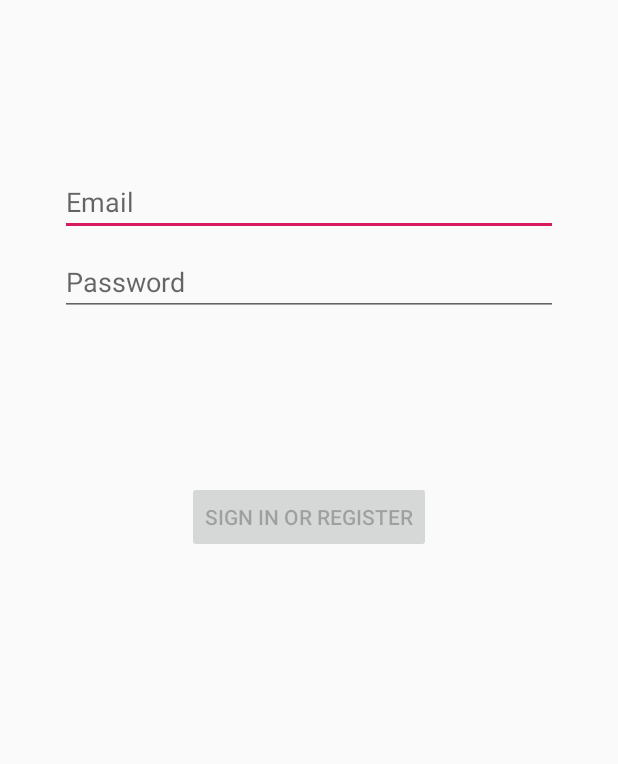
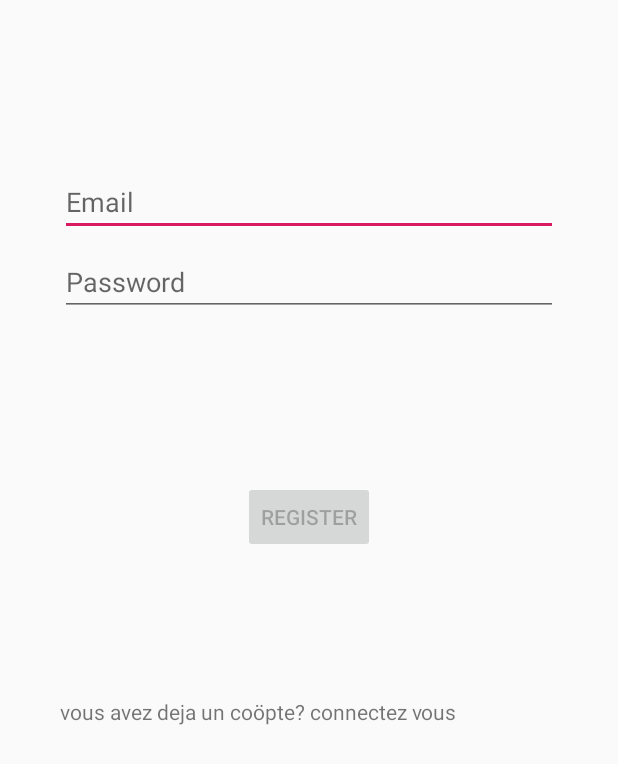
Before and after one commit to ymrabti/lauiriatsmobileapp, an Android app: the layout activity_register.xml on its own in the app's theme, with its tools: preview values and no code run, on a phone screen of 412 x 824 dp. Shown: the top 764 px of the screen. Run offline under Robolectric (Android 15) with nearby library versions, the phone set to English and light mode, and no system bars.

Commit message:
register

```diff
--- a/app/src/main/res/layout/activity_register.xml
+++ b/app/src/main/res/layout/activity_register.xml
@@ -9,10 +9,10 @@
     android:paddingTop="@dimen/activity_vertical_margin"
     android:paddingRight="@dimen/activity_horizontal_margin"
     android:paddingBottom="@dimen/activity_vertical_margin"
-    tools:context=".ui.login.RegisterActivity">
+    tools:context=".ui.register.RegisterActivity">
 
     <EditText
-        android:id="@+id/username"
+        android:id="@+id/usernamename"
         android:layout_width="0dp"
         android:layout_height="wrap_content"
         android:layout_marginStart="24dp"
@@ -27,7 +27,7 @@
         app:layout_constraintTop_toTopOf="parent" />
 
     <EditText
-        android:id="@+id/password"
+        android:id="@+id/passwordword"
         android:layout_width="0dp"
         android:layout_height="wrap_content"
         android:layout_marginStart="24dp"
@@ -41,10 +41,10 @@
         android:selectAllOnFocus="true"
         app:layout_constraintEnd_toEndOf="parent"
         app:layout_constraintStart_toStartOf="parent"
-        app:layout_constraintTop_toBottomOf="@+id/username" />
+        app:layout_constraintTop_toBottomOf="@+id/usernamename" />
 
     <Button
-        android:id="@+id/login"
+        android:id="@+id/register"
         android:layout_width="wrap_content"
         android:layout_height="wrap_content"
         android:layout_gravity="start"
@@ -53,15 +53,15 @@
         android:layout_marginEnd="48dp"
         android:layout_marginBottom="64dp"
         android:enabled="false"
-        android:text="@string/action_sign_in"
+        android:text="@string/action_register"
         app:layout_constraintBottom_toBottomOf="parent"
         app:layout_constraintEnd_toEndOf="parent"
         app:layout_constraintStart_toStartOf="parent"
-        app:layout_constraintTop_toBottomOf="@+id/password"
+        app:layout_constraintTop_toBottomOf="@+id/passwordword"
         app:layout_constraintVertical_bias="0.2" />
 
     <ProgressBar
-        android:id="@+id/loading"
+        android:id="@+id/registering"
         android:layout_width="wrap_content"
         android:layout_height="wrap_content"
         android:layout_gravity="center"
@@ -71,8 +71,20 @@
         android:layout_marginBottom="64dp"
         android:visibility="gone"
         app:layout_constraintBottom_toBottomOf="parent"
-        app:layout_constraintEnd_toEndOf="@+id/password"
-        app:layout_constraintStart_toStartOf="@+id/password"
+        app:layout_constraintEnd_toEndOf="@+id/passwordword"
+        app:layout_constraintStart_toStartOf="@+id/passwordword"
         app:layout_constraintTop_toTopOf="parent"
         app:layout_constraintVertical_bias="0.3" />
+    <TextView
+        android:id="@+id/go_to_login"
+        android:layout_width="0dp"
+        android:layout_height="wrap_content"
+        android:layout_marginStart="24dp"
+        android:layout_marginTop="96dp"
+        android:layout_marginEnd="24dp"
+        android:text="@string/connectez_vous"
+        android:selectAllOnFocus="true"
+        app:layout_constraintEnd_toEndOf="parent"
+        app:layout_constraintStart_toStartOf="parent"
+        app:layout_constraintTop_toBottomOf="@id/register" />
 </androidx.constraintlayout.widget.ConstraintLayout>
--- a/app/src/main/res/values/strings.xml
+++ b/app/src/main/res/values/strings.xml
@@ -26,7 +26,8 @@
     <string name="title_activity_login">Annuaire</string>
     <string name="prompt_email">Email</string>
     <string name="prompt_password">Password</string>
-    <string name="action_sign_in">Sign in or register</string>
+    <string name="action_sign_in">Sign in</string>
+    <string name="action_register">register</string>
     <string name="action_sign_in_short">Sign in</string>
     <string name="welcome">"Welcome !"</string>
     <string name="invalid_username">Not a valid username</string>
@@ -52,4 +53,6 @@
     <string name="share_button"> </string>
     <string name="shareourapp">Partager App</string>
     <string name="content_profile">image_pdp</string>
+    <string name="connectez_vous">vous avez deja un coöpte? connectez vous</string>
+    <string name="inscrivez_vous">ou bien inscrivez vous</string>
 </resources>
```
Also changed, not shown: app/src/main/AndroidManifest.xml (+9 -9 lines), app/src/main/java/com/example/annuairelauriats/data/RegisterDataSource.java (added, +26 -0 lines), app/src/main/java/com/example/annuairelauriats/data/RegisterRepository.java (added, +49 -0 lines), app/src/main/java/com/example/annuairelauriats/data/model/RegistredUser.java (added, +19 -0 lines), app/src/main/java/com/example/annuairelauriats/ui/login/LoginActivity.java (+9 -0 lines), app/src/main/java/com/example/annuairelauriats/ui/register/RegisterActivity.java (renamed from app/src/main/java/com/example/annuairelauriats/ui/login/RegisterActivity.java, +26 -18 lines), app/src/main/java/com/example/annuairelauriats/ui/register/RegisterFormState.java (added, +37 -0 lines), app/src/main/java/com/example/annuairelauriats/ui/register/RegisterResult.java (added, +28 -0 lines), app/src/main/java/com/example/annuairelauriats/ui/register/RegisterUserView.java (added, +14 -0 lines), app/src/main/java/com/example/annuairelauriats/ui/register/RegisterViewModel.java (added, +69 -0 lines), app/src/main/java/com/example/annuairelauriats/ui/register/RegisterViewModelFactory.java (added, +21 -0 lines), app/src/main/res/layout/activity_login.xml (+12 -0 lines).
